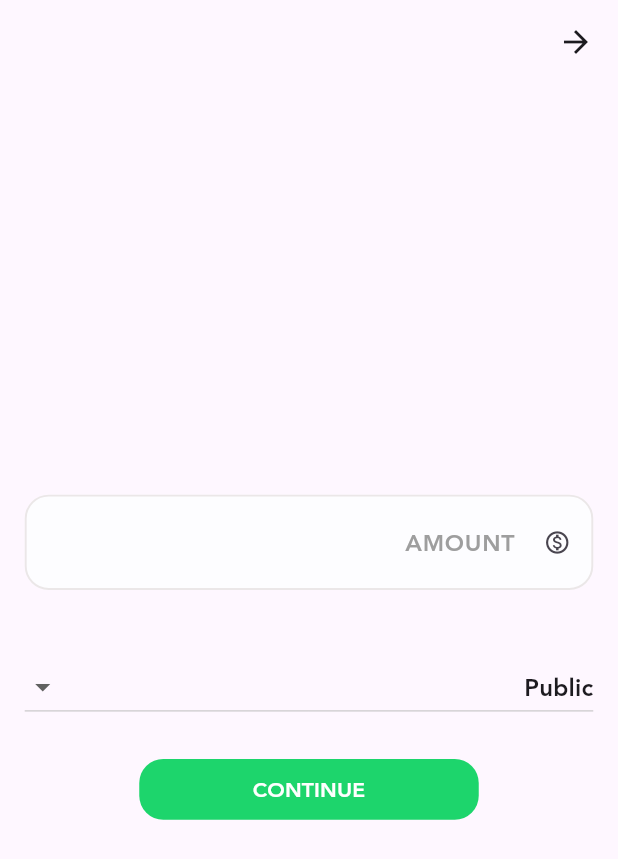
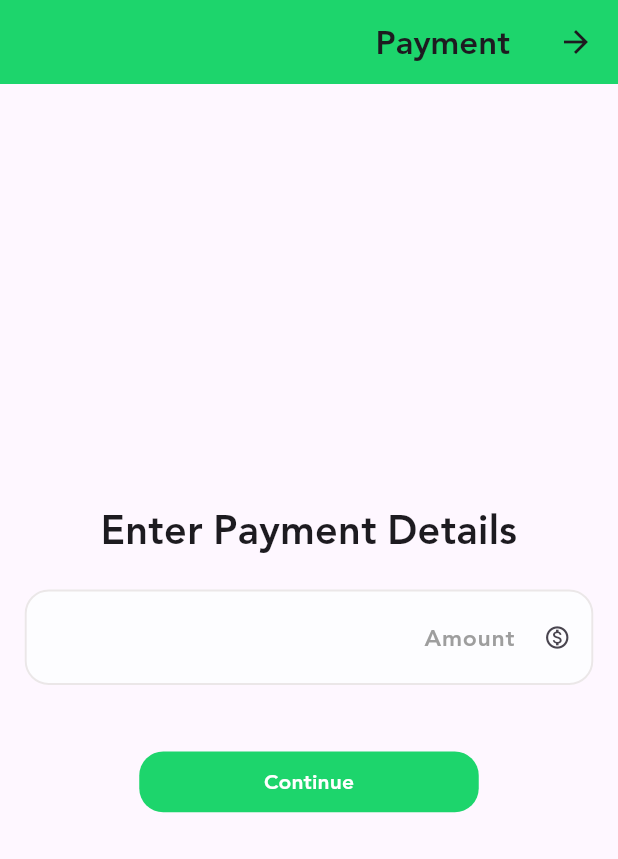
Before and after one commit to Mohammedzxz712/charity, a Flutter app: the PaymentScreen screen opened by its route, on a phone screen of 412 x 824 dp. Shown: the top 859 px of the screen. Run offline on Flutter 3.47's test engine with Material 3 defaults, Android fonts, the phone set to English and light mode, and no system bars; our stand-ins replace bloc, cached_network_image, carousel_slider, conditional_builder_null_safety, dio, firebase_core and 14 more; missing offline and left inert: flutter_stripe; accounts and stored records are empty; generated files the repository leaves out were written again.

Commit message:
all done except payment

```diff
--- a/lib/ui/user/features/home/component/compine.dart
+++ b/lib/ui/user/features/home/component/compine.dart
@@ -2,6 +2,7 @@ import 'package:cached_network_image/cached_network_image.dart';
 import 'package:charity/generated/assets.dart';
 import 'package:flutter/material.dart';
 import 'package:flutter_screenutil/flutter_screenutil.dart';
+import '../../../../../config/routes/routes.dart';
 import '../../../../../config/style/styles.dart';
 import '../../../../../core/helpers/spacing.dart';
 
@@ -64,6 +65,9 @@ class CombineScreen extends StatelessWidget {
                 Row(
                   children: [
                     InkWell(
+                      onTap: () {
+                        Navigator.pushNamed(context, AppRoutes.payment);
+                      },
                       child: Container(
                         padding: EdgeInsets.symmetric(
                           horizontal: 12.w,
--- a/lib/ui/user/features/payment/screen/payment.dart
+++ b/lib/ui/user/features/payment/screen/payment.dart
@@ -1,7 +1,6 @@
 import 'package:charity/core/constant/app_constant.dart';
 import 'package:charity/core/helpers/spacing.dart';
 import 'package:charity/core/widgets/app_text_form_field.dart';
-import 'package:charity/ui/user/features/payment/component/drop_down_buttom.dart';
 import 'package:flutter/material.dart';
 import 'package:flutter/services.dart';
 import 'package:flutter_screenutil/flutter_screenutil.dart';
@@ -22,11 +21,15 @@ class _PaymentScreenState extends State<PaymentScreen>
   var amountController = TextEditingController();
   String dropdownValue = 'Public';
   var formKey = GlobalKey<FormState>();
+  bool isLoading = false;
 
   @override
   Widget build(BuildContext context) {
     return Scaffold(
-      appBar: AppBar(),
+      appBar: AppBar(
+        title: Text('Payment'),
+        backgroundColor: ColorsManager.mainColor,
+      ),
       body: Form(
         key: formKey,
         child: Padding(
@@ -34,10 +37,18 @@ class _PaymentScreenState extends State<PaymentScreen>
           child: Column(
             mainAxisAlignment: MainAxisAlignment.center,
             children: [
+              Text(
+                'Enter Payment Details',
+                style: TextStyle(
+                  fontSize: 24.sp,
+                  fontWeight: FontWeight.bold,
+                ),
+              ),
+              verticalSpace(20),
               AppTextFormField(
                 controller: amountController,
                 prefixIcon: const Icon(Icons.monetization_on_outlined),
-                hintText: 'AMOUNT',
+                hintText: 'Amount',
                 keyboardType: TextInputType.number,
                 inputFormatters: <TextInputFormatter>[
                   FilteringTextInputFormatter.digitsOnly,
@@ -49,19 +60,13 @@ class _PaymentScreenState extends State<PaymentScreen>
                   return null;
                 },
               ),
-              verticalSpace(40),
-              CustomDropdownButton(
-                value: dropdownValue,
-                onChanged: (String? value) {
-                  setState(() {
-                    dropdownValue = value!;
-                  });
-                },
-              ),
               verticalSpace(20),
-              SizedBox(
+              verticalSpace(20),
+              isLoading
+                  ? CircularProgressIndicator()
+                  : SizedBox(
                       child: AppTextButton(
-                  buttonText: 'CONTINUE',
+                        buttonText: 'Continue',
                         textStyle: const TextStyle(
                           color: ColorsManager.white,
                         ),
@@ -71,10 +76,23 @@ class _PaymentScreenState extends State<PaymentScreen>
                         verticalPadding: 8,
                         onPressed: () async {
                           if (formKey.currentState!.validate()) {
-                      _pay(int.tryParse(amountController.text)!)
-                          .then((value) => print('bbb'));
-                      // PaymentManager.makePayment(
-                      //     int.tryParse(amountController.text)!, 'EGP');
+                            setState(() {
+                              isLoading = true;
+                            });
+                            try {
+                              await _pay(int.parse(amountController.text));
+                              print('Payment successful');
+                            } catch (error) {
+                              ScaffoldMessenger.of(context).showSnackBar(
+                                SnackBar(
+                                  content: Text('Payment failed: $error'),
+                                ),
+                              );
+                            } finally {
+                              setState(() {
+                                isLoading = false;
+                              });
+                            }
                           }
                         },
                       ),
@@ -85,132 +103,16 @@ class _PaymentScreenState extends State<PaymentScreen>
       ),
     );
   }
-}
 
   Future<void> _pay(int amount) async {
-  PaymobManager().getPaymentKey(amount, "EGP").then((String paymentKey) {
-    launchUrl(
+    try {
+      String paymentKey = await PaymobManager().getPaymentKey(amount, "EGP");
+      await launchUrl(
         Uri.parse(
             "https://accept.paymob.com/api/acceptance/iframes/847996?payment_token=$paymentKey"),
-      //https://accept.paymob.com/api/acceptance/iframes/847996?payment_token={payment_key_obtained_previously}
       );
-  });
+    } catch (error) {
+      throw 'Could not launch payment URL: $error';
     }
-
-// SingleChildScrollView(
-// child: Column(
-// children: [
-// Container(
-// height: 220,
-// width: double.infinity,
-// decoration: const BoxDecoration(
-// borderRadius: BorderRadius.only(
-// bottomLeft: Radius.circular(80),
-// bottomRight: Radius.circular(80)),
-// color: Color(0xff1DD56C)),
-// child: const Center(
-// child: Text(
-// 'Payment',
-// style:
-// TextStyle(fontWeight: FontWeight.bold, fontSize: 24),
-// )),
-// ),
-// Padding(
-// padding: const EdgeInsets.symmetric(horizontal: 15.0),
-// child: Column(
-// crossAxisAlignment: CrossAxisAlignment.start,
-// children: [
-// const Gap(24),
-// PaymentItem(
-// controller: cardNumController,
-// height: 53,
-// textIn: '123 123 123 123',
-// textPre: 'CARD NUMBER'),
-// const Gap(24),
-// Row(
-// children: [
-// Column(
-// crossAxisAlignment: CrossAxisAlignment.start,
-// children: [
-// PaymentItem(
-// controller: expirationController,
-// height: 53,
-// textIn: 'MM/YY',
-// width: 142,
-// textPre: 'Expiration')
-// ],
-// ),
-// const Spacer(),
-// Column(
-// crossAxisAlignment: CrossAxisAlignment.start,
-// children: [
-// PaymentItem(
-// controller: cvcController,
-// height: 53,
-// width: 142,
-// textIn: 'CVC',
-// textPre: 'CVC')
-// ],
-// ),
-// ],
-// ),
-// const Gap(24),
-// PaymentItem(
-// controller: donateController,
-// height: 53,
-// width: 142,
-// textIn: '0.0.0',
-// textPre: 'DONATE AMOUNT'),
-// const Gap(24),
-// Row(
-// children: [
-// GestureDetector(
-// onTap: () {
-// setState(() {
-// _isChecked = !_isChecked;
-// });
-// },
-// child: Container(
-// width: 24,
-// height: 24,
-// decoration: BoxDecoration(
-// color:
-// _isChecked ? Colors.green : Colors.white,
-// border: Border.all(
-// color: Colors.white, // Set border color
-// ),
-// borderRadius: BorderRadius.circular(4),
-// ),
-// child: _isChecked
-// ? const Icon(
-// Icons.check,
-// color: Colors.white,
-// size: 18,
-// )
-//     : null,
-// ),
-// ),
-// const SizedBox(width: 8),
-// const Text(
-// 'I agree to terms & conditions',
-// style: TextStyle(fontSize: 16),
-// ),
-// ],
-// ),
-// ],
-// ),
-// ),
-// const Gap(11),
-// SizedBox(
-// height: 50,
-// width: double.infinity,
-// child: Padding(
-// padding: const EdgeInsets.symmetric(horizontal: 19),
-// child: PaymentElevated(
-// onPress: () {},
-// ),
-// ),
-// ),
-// ],
-// ),
-// ),
+  }
+}
```
Lines whose indentation alone changed are shown as unchanged.
